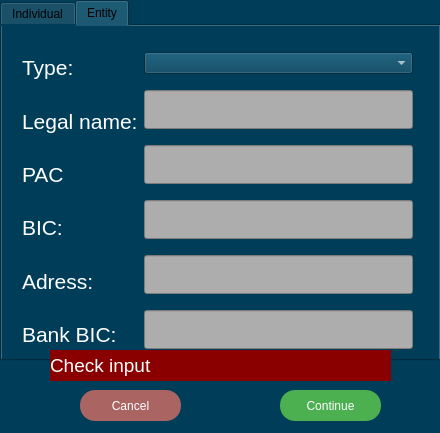
First picture: the form in src/modules/view/registrationwidget.ui, repository ZhekLu/financial-system, before the edit.
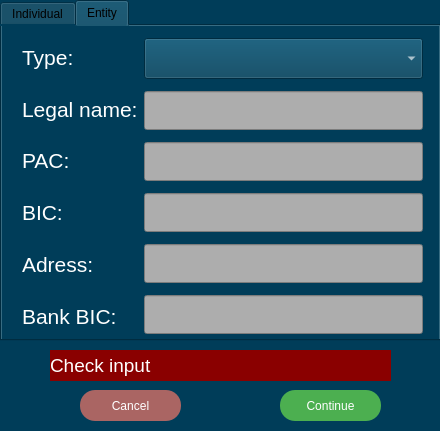
Second picture: the form after the edit. The open tabs and pages were chosen to show the change.

Commit message: Reg gui : complete

What changed in the file:
```diff
--- a/src/modules/view/registrationwidget.ui
+++ b/src/modules/view/registrationwidget.ui
@@ -7,7 +7,7 @@
     <x>0</x>
     <y>0</y>
     <width>440</width>
-    <height>433</height>
+    <height>431</height>
    </rect>
   </property>
   <property name="windowTitle">
@@ -98,7 +98,7 @@
      <x>0</x>
      <y>0</y>
      <width>441</width>
-     <height>361</height>
+     <height>341</height>
     </rect>
    </property>
    <property name="styleSheet">
@@ -334,9 +334,9 @@
      <property name="geometry">
       <rect>
        <x>20</x>
-       <y>20</y>
-       <width>391</width>
-       <height>310</height>
+       <y>10</y>
+       <width>401</width>
+       <height>301</height>
       </rect>
      </property>
      <layout class="QHBoxLayout" name="horizontalLayout_3">
@@ -386,7 +386,7 @@
            <string notr="true">color: rgb(255, 255, 255);</string>
           </property>
           <property name="text">
-           <string>PAC</string>
+           <string>PAC:</string>
           </property>
          </widget>
         </item>
@@ -444,6 +444,12 @@
         </property>
         <item>
          <widget class="QComboBox" name="type_selector">
+          <property name="maximumSize">
+           <size>
+            <width>301</width>
+            <height>41</height>
+           </size>
+          </property>
           <property name="styleSheet">
            <string notr="true">color: rgb(255, 255, 255);
 font: 16pt &quot;Segoe UI&quot;;</string>
```
Left out of the diff: 2 changed lines with no effect on the pictures. The commit also changes 3 other files.
